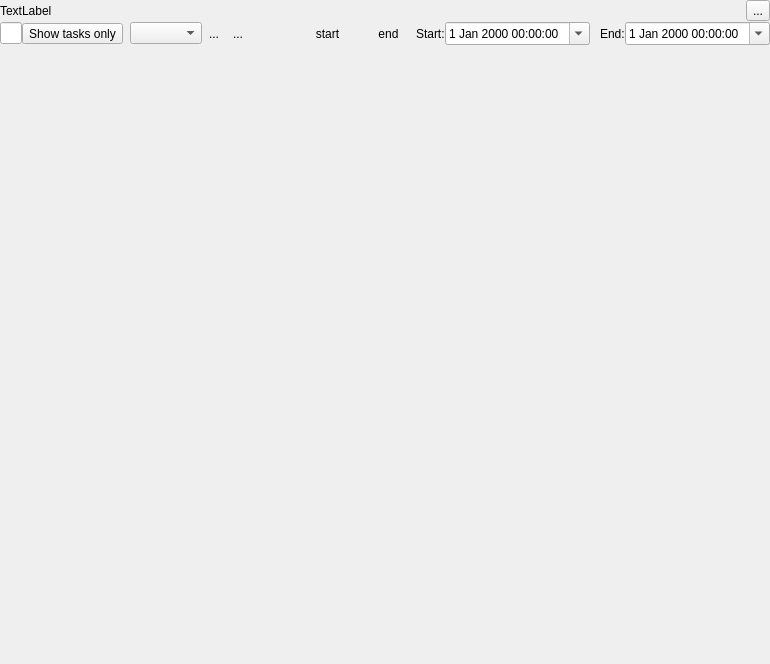
The window that Viewer/ecflowUI/src/TimelineWidget.ui (ecmwf/ecflow) describes before a commit, drawn with Qt 5.
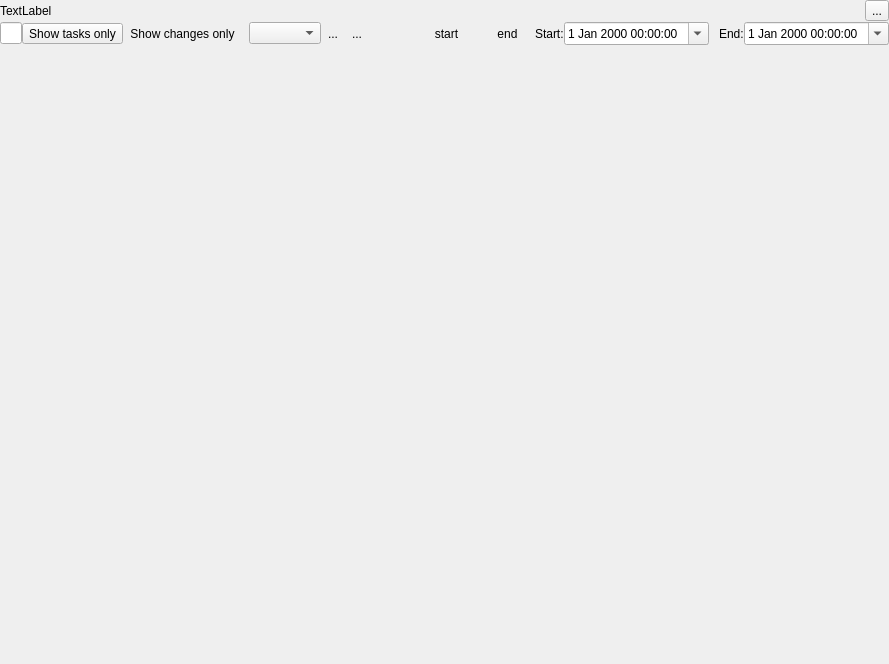
The same window after the commit. Icons and pictures are not drawn. Custom widgets are drawn as their Qt base class.

Commit message: ecFlowUI: add option to show only nodes with a state change in the given period in timeline view ECFLOW-1399

What changed in the file:
```diff
--- a/Viewer/ecflowUI/src/TimelineWidget.ui
+++ b/Viewer/ecflowUI/src/TimelineWidget.ui
@@ -6,7 +6,7 @@
    <rect>
     <x>0</x>
     <y>0</y>
-    <width>733</width>
+    <width>764</width>
     <height>664</height>
    </rect>
   </property>
@@ -82,6 +82,22 @@
         </property>
        </widget>
       </item>
+      <item>
+       <widget class="QToolButton" name="showChangedTb">
+        <property name="toolTip">
+         <string>Show only nodes with a state change in the current period</string>
+        </property>
+        <property name="text">
+         <string>Show changes only</string>
+        </property>
+        <property name="checkable">
+         <bool>true</bool>
+        </property>
+        <property name="autoRaise">
+         <bool>true</bool>
+        </property>
+       </widget>
+      </item>
       <item>
        <widget class="QLabel" name="label_3">
         <property name="text">
```
The commit also changes 4 other files.
